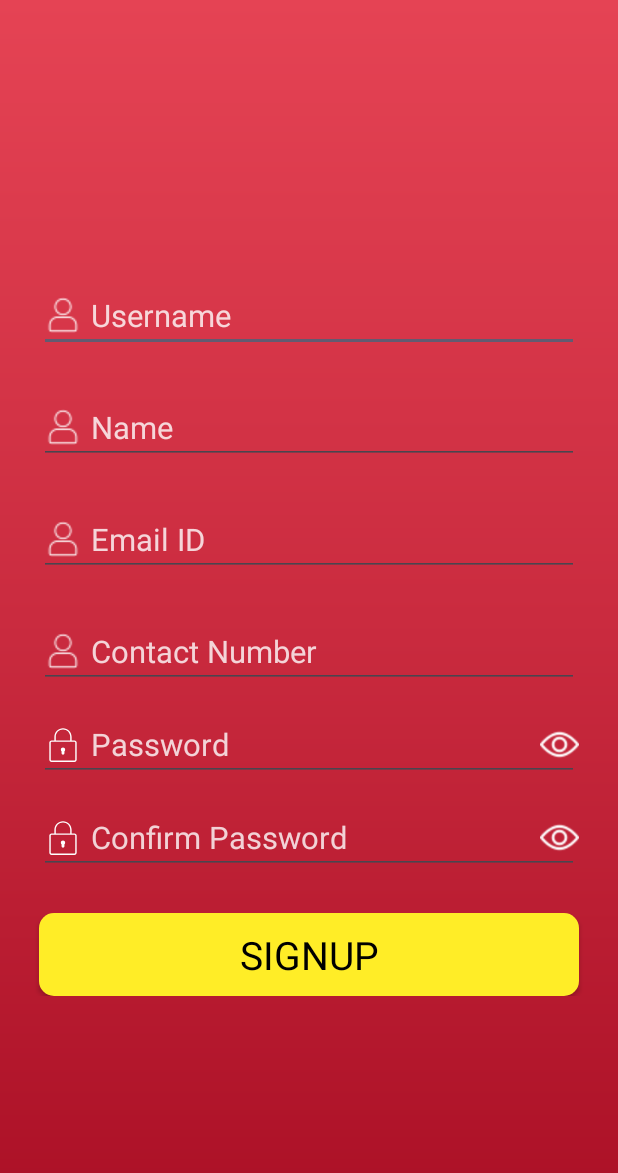
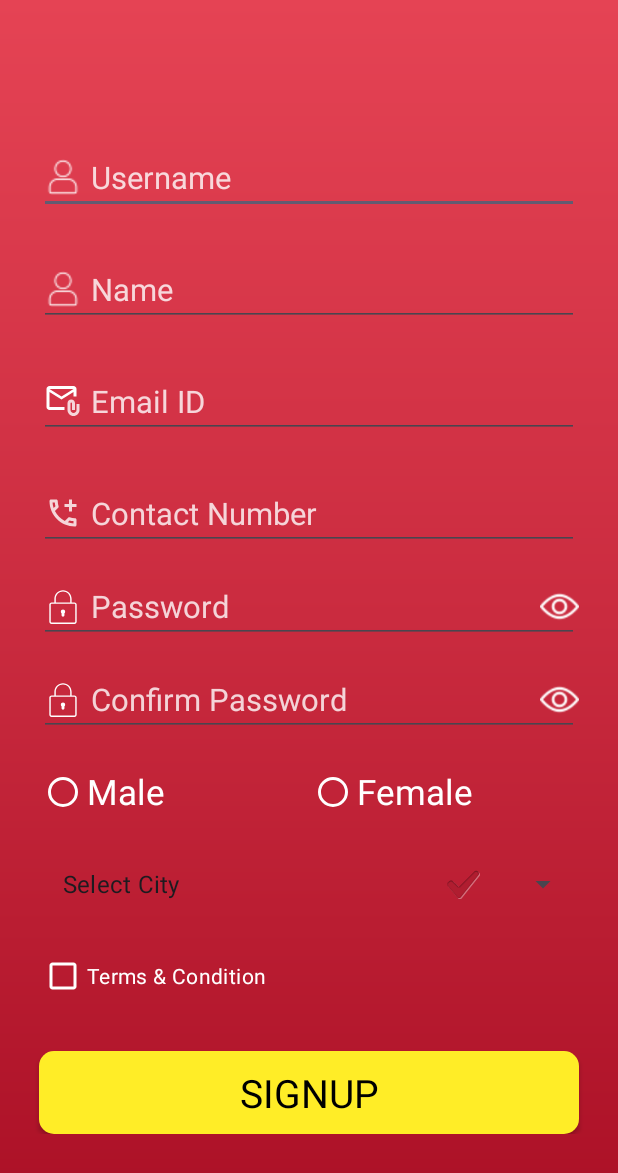
Before and after one commit to thisisdishang/InternshipBrainy24, an Android app: the SignupActivity screen opened directly, with no data from a screen before it, on a phone screen of 412 x 824 dp. Shown: the top 1173 px of the screen. Run offline under Robolectric (Android 15) with nearby library versions, the light colour scheme and no system bars; our stand-ins replace sdp/ssp sizes; Roboto replaces fonts that are not available here.

Commit message:
Implement radio button,spinner and checkbox in signup page

```diff
--- a/app/src/main/java/edu/internship/brainy24/SignupActivity.java
+++ b/app/src/main/java/edu/internship/brainy24/SignupActivity.java
@@ -5,9 +5,15 @@ import androidx.appcompat.app.AppCompatActivity;
 import android.os.Bundle;
 import android.text.method.PasswordTransformationMethod;
 import android.view.View;
+import android.widget.AdapterView;
+import android.widget.ArrayAdapter;
 import android.widget.Button;
+import android.widget.CheckBox;
 import android.widget.EditText;
 import android.widget.ImageView;
+import android.widget.RadioButton;
+import android.widget.RadioGroup;
+import android.widget.Spinner;
 
 public class SignupActivity extends AppCompatActivity {
 
@@ -17,7 +23,17 @@ public class SignupActivity extends AppCompatActivity {
 
     Button signup;
 
+    //    RadioButton male, female;
+    RadioGroup gender;
+
     String emailPattern = "[a-zA-Z0-9._-]+@[a-z]+\\.+[a-z]+";
+
+    Spinner city;
+    String[] cityArray = {"Select City", "Surat", "Vadodara", "Somnath", "Ahmedabad", "Bhuj", "Bhavnagar", "Rajkot", "Valsad"};
+
+    CheckBox terms;
+
+    String sCity = "";
 
     @Override
     protected void onCreate(Bundle savedInstanceState) {
@@ -35,6 +51,11 @@ public class SignupActivity extends AppCompatActivity {
         confirmpasswordShow = findViewById(R.id.signup_confirm_password_show);
         confirmpasswordHide = findViewById(R.id.signup_confirm_password_hidden);
         signup = findViewById(R.id.signup_button);
+//        male = findViewById(R.id.signup_male);
+//        female = findViewById(R.id.signup_female);
+        gender = findViewById(R.id.signup_gender);
+        city = findViewById(R.id.signup_city);
+        terms = findViewById(R.id.signup_terms);
 
         passwordShow.setOnClickListener(new View.OnClickListener() {
             @Override
@@ -85,7 +106,7 @@ public class SignupActivity extends AppCompatActivity {
                     email.setError("Valid Email ID Required");
                 } else if (contact.getText().toString().trim().equals("")) {
                     contact.setError("Contact Number Required");
-                } else if (contact.getText().toString().trim().length()!=10) {
+                } else if (contact.getText().toString().trim().length() != 10) {
                     contact.setError("Contact Number Must Have 10 Digit");
                 } else if (password.getText().toString().trim().equals("")) {
                     password.setError("Password Required");
@@ -97,6 +118,12 @@ public class SignupActivity extends AppCompatActivity {
                     confirmPassword.setError("Minimum 6 Character Password Required");
                 } else if (!password.getText().toString().trim().matches(confirmPassword.getText().toString().trim())) {
                     confirmPassword.setError("Password Does Not Match");
+                } else if (gender.getCheckedRadioButtonId() == -1) {
+                    new CommonMethod(SignupActivity.this, "Please Select Gender");
+                } else if (sCity.equals("")) {
+                    new CommonMethod(SignupActivity.this, "Please Select City");
+                } else if (!terms.isChecked()) {
+                    new CommonMethod(SignupActivity.this, "Please Accept Terms & Condition");
                 } else {
                     new CommonMethod(SignupActivity.this, "Signup Successfully");
                     new CommonMethod(view, "Signup Successfully");
@@ -104,5 +131,48 @@ public class SignupActivity extends AppCompatActivity {
                 }
             }
         });
+
+//        male.setOnClickListener(new View.OnClickListener() {
+//            @Override
+//            public void onClick(View view) {
+//                new CommonMethod(SignupActivity.this, "Male");
+//            }
+//        });
+//
+//        female.setOnClickListener(new View.OnClickListener() {
+//            @Override
+//            public void onClick(View view) {
+//                new CommonMethod(SignupActivity.this, "Female");
+//            }
+//        });
+
+//      Improve coding standard
+        gender.setOnCheckedChangeListener(new RadioGroup.OnCheckedChangeListener() {
+            @Override
+            public void onCheckedChanged(RadioGroup radioGroup, int i) {
+                RadioButton radioButton = findViewById(i);
+                new CommonMethod(SignupActivity.this, radioButton.getText().toString());
+            }
+        });
+
+        ArrayAdapter adapter = new ArrayAdapter(SignupActivity.this, android.R.layout.simple_list_item_checked, cityArray);
+        city.setAdapter(adapter);
+
+        city.setOnItemSelectedListener(new AdapterView.OnItemSelectedListener() {
+            @Override
+            public void onItemSelected(AdapterView<?> adapterView, View view, int i, long l) {
+                if (i == 0) {
+                    sCity = "";
+                } else {
+                    sCity = cityArray[i];
+                    new CommonMethod(SignupActivity.this, cityArray[i]);
+                }
+            }
+
+            @Override
+            public void onNothingSelected(AdapterView<?> adapterView) {
+
+            }
+        });
     }
 }
--- /dev/null
+++ b/app/src/main/res/drawable/outline_add_ic_call_24.xml
@@ -0,0 +1,5 @@
+<vector android:height="24dp" android:tint="#FFFFFF"
+    android:viewportHeight="24" android:viewportWidth="24"
+    android:width="24dp" xmlns:android="http://schemas.android.com/apk/res/android">
+    <path android:fillColor="@color/white_transparent" android:pathData="M20,15.45c-1.25,0 -2.45,-0.2 -3.57,-0.57 -0.1,-0.03 -0.21,-0.05 -0.31,-0.05 -0.26,0 -0.51,0.1 -0.71,0.29l-2.2,2.2c-2.83,-1.44 -5.15,-3.75 -6.59,-6.59l2.2,-2.21c0.28,-0.26 0.36,-0.65 0.25,-1C8.7,6.4 8.5,5.2 8.5,3.95c0,-0.55 -0.45,-1 -1,-1H4c-0.55,0 -1,0.45 -1,1 0,9.39 7.61,17 17,17 0.55,0 1,-0.45 1,-1v-3.5c0,-0.55 -0.45,-1 -1,-1zM5.03,4.95h1.5c0.07,0.88 0.22,1.75 0.45,2.58l-1.2,1.21c-0.4,-1.21 -0.66,-2.47 -0.75,-3.79zM19,18.92c-1.32,-0.09 -2.6,-0.35 -3.8,-0.76l1.2,-1.2c0.85,0.24 1.72,0.39 2.6,0.45v1.51zM18,5.95v-3h-2v3h-3v2h3v3h2v-3h3v-2z"/>
+</vector>
--- /dev/null
+++ b/app/src/main/res/drawable/outline_attach_email_24.xml
@@ -0,0 +1,6 @@
+<vector android:height="24dp" android:tint="#FFFFFF"
+    android:viewportHeight="24" android:viewportWidth="24"
+    android:width="24dp" xmlns:android="http://schemas.android.com/apk/res/android">
+    <path android:fillColor="@android:color/white" android:pathData="M3,6l8,5l8,-5v3h2V4c0,-1.1 -0.9,-2 -2,-2H3C1.9,2 1.01,2.9 1.01,4L1,16c0,1.1 0.9,2 2,2h10v-2H3V6zM19,4l-8,5L3,4H19z"/>
+    <path android:fillColor="@color/white_transparent" android:pathData="M21,14v4c0,1.1 -0.9,2 -2,2s-2,-0.9 -2,-2v-4.5c0,-0.28 0.22,-0.5 0.5,-0.5s0.5,0.22 0.5,0.5V18h2v-4.5c0,-1.38 -1.12,-2.5 -2.5,-2.5S15,12.12 15,13.5V18c0,2.21 1.79,4 4,4s4,-1.79 4,-4v-4H21z"/>
+</vector>
--- a/app/src/main/res/layout/activity_signup.xml
+++ b/app/src/main/res/layout/activity_signup.xml
@@ -39,7 +39,7 @@
                 android:id="@+id/signup_emailid"
                 style="@style/edit_18"
                 android:layout_marginTop="@dimen/_20sdp"
-                android:drawableLeft="@drawable/people"
+                android:drawableLeft="@drawable/outline_attach_email_24"
                 android:hint="Email ID"
                 android:inputType="textEmailAddress" />
 
@@ -47,7 +47,7 @@
                 android:id="@+id/signup_contactno"
                 style="@style/edit_18"
                 android:layout_marginTop="@dimen/_20sdp"
-                android:drawableLeft="@drawable/people"
+                android:drawableLeft="@drawable/outline_add_ic_call_24"
                 android:hint="Contact Number"
                 android:inputType="phone"
                 android:maxLength="10" />
@@ -114,6 +114,45 @@
                     android:src="@drawable/view" />
             </FrameLayout>
 
+            <RadioGroup
+                android:id="@+id/signup_gender"
+                android:layout_width="match_parent"
+                android:layout_height="wrap_content"
+                android:layout_marginHorizontal="@dimen/_20sdp"
+                android:layout_marginTop="@dimen/_10sdp"
+                android:orientation="horizontal">
+
+                <RadioButton
+                    android:id="@+id/signup_male"
+                    style="@style/radio_18"
+                    android:layout_weight="1"
+                    android:text="Male" />
+
+                <RadioButton
+                    android:id="@+id/signup_female"
+                    style="@style/radio_18"
+                    android:layout_weight="1"
+                    android:text="Female" />
+
+            </RadioGroup>
+
+            <Spinner
+                android:id="@+id/signup_city"
+                android:layout_width="match_parent"
+                android:layout_height="wrap_content"
+                android:layout_marginHorizontal="@dimen/_20sdp"
+                android:layout_marginTop="@dimen/_10sdp" />
+
+            <CheckBox
+                android:id="@+id/signup_terms"
+                android:layout_width="match_parent"
+                android:layout_height="wrap_content"
+                android:layout_marginHorizontal="@dimen/_20sdp"
+                android:layout_marginTop="@dimen/_10sdp"
+                android:buttonTint="@color/white"
+                android:text="Terms &amp; Condition"
+                android:textColor="@color/white" />
+
             <Button
                 android:id="@+id/signup_button"
                 style="@style/button_20"
--- a/app/src/main/res/values/themes.xml
+++ b/app/src/main/res/values/themes.xml
@@ -49,4 +49,13 @@
         <item name="android:textSize">@dimen/_20sdp</item>
         <item name="backgroundTint">@null</item>
     </style>
+
+    <style name="radio_18" parent="Widget.AppCompat.CompoundButton.RadioButton">
+        <item name="android:layout_width">match_parent</item>
+        <item name="android:layout_height">wrap_content</item>
+        <item name="android:textSize">@dimen/_18sdp</item>
+        <item name="android:textColor">@color/white</item>
+        <item name="buttonTint">@color/white</item>
+    </style>
+
 </resources>
```
